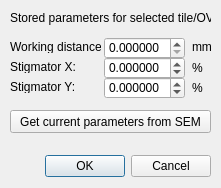
This is gui/focus_tool_set_params_dlg.ui in SBEMimage/SBEMimage as Qt 5 draws it before an edit. The edited form follows.
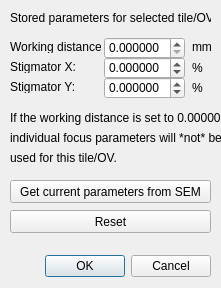
This is the edited form.

Commit message: Add option to reset focus params for tiles/OVs in Focus Tool

```diff
--- a/gui/focus_tool_set_params_dlg.ui
+++ b/gui/focus_tool_set_params_dlg.ui
@@ -10,7 +10,7 @@
     <x>0</x>
     <y>0</y>
     <width>221</width>
-    <height>188</height>
+    <height>288</height>
    </rect>
   </property>
   <property name="windowTitle">
@@ -20,7 +20,7 @@
    <property name="geometry">
     <rect>
      <x>20</x>
-     <y>150</y>
+     <y>250</y>
      <width>191</width>
      <height>32</height>
     </rect>
@@ -135,7 +135,7 @@
    <property name="geometry">
     <rect>
      <x>10</x>
-     <y>110</y>
+     <y>180</y>
      <width>201</width>
      <height>23</height>
     </rect>
@@ -202,6 +202,76 @@
     <string>Stored parameters for selected tile/OV:</string>
    </property>
   </widget>
+  <widget class="QPushButton" name="pushButton_resetFocusParams">
+   <property name="geometry">
+    <rect>
+     <x>10</x>
+     <y>210</y>
+     <width>201</width>
+     <height>23</height>
+    </rect>
+   </property>
+   <property name="text">
+    <string>Reset</string>
+   </property>
+  </widget>
+  <widget class="QLabel" name="label_2">
+   <property name="geometry">
+    <rect>
+     <x>10</x>
+     <y>110</y>
+     <width>211</width>
+     <height>16</height>
+    </rect>
+   </property>
+   <property name="font">
+    <font>
+     <weight>50</weight>
+     <bold>false</bold>
+    </font>
+   </property>
+   <property name="text">
+    <string>If the working distance is set to 0.000000,</string>
+   </property>
+  </widget>
+  <widget class="QLabel" name="label_3">
+   <property name="geometry">
+    <rect>
+     <x>10</x>
+     <y>130</y>
+     <width>211</width>
+     <height>16</height>
+    </rect>
+   </property>
+   <property name="font">
+    <font>
+     <weight>50</weight>
+     <bold>false</bold>
+    </font>
+   </property>
+   <property name="text">
+    <string>individual focus parameters will *not* be</string>
+   </property>
+  </widget>
+  <widget class="QLabel" name="label_4">
+   <property name="geometry">
+    <rect>
+     <x>10</x>
+     <y>150</y>
+     <width>211</width>
+     <height>16</height>
+    </rect>
+   </property>
+   <property name="font">
+    <font>
+     <weight>50</weight>
+     <bold>false</bold>
+    </font>
+   </property>
+   <property name="text">
+    <string>used for this tile/OV.</string>
+   </property>
+  </widget>
  </widget>
  <resources/>
  <connections>
```
The commit also changes 2 other files.
